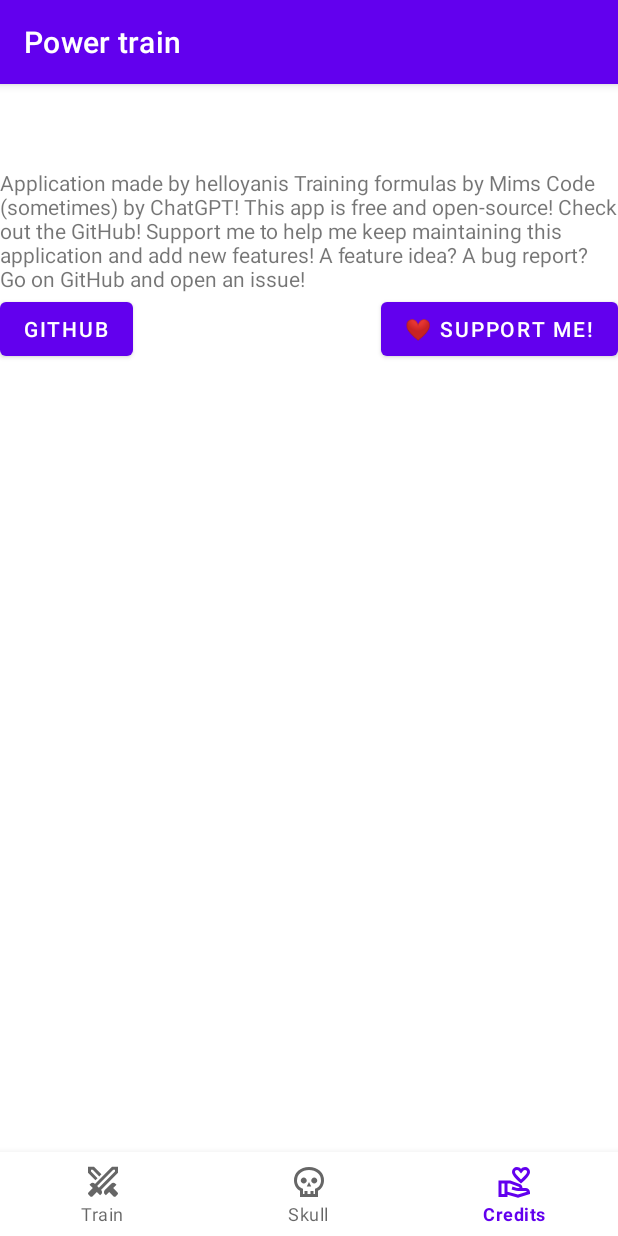
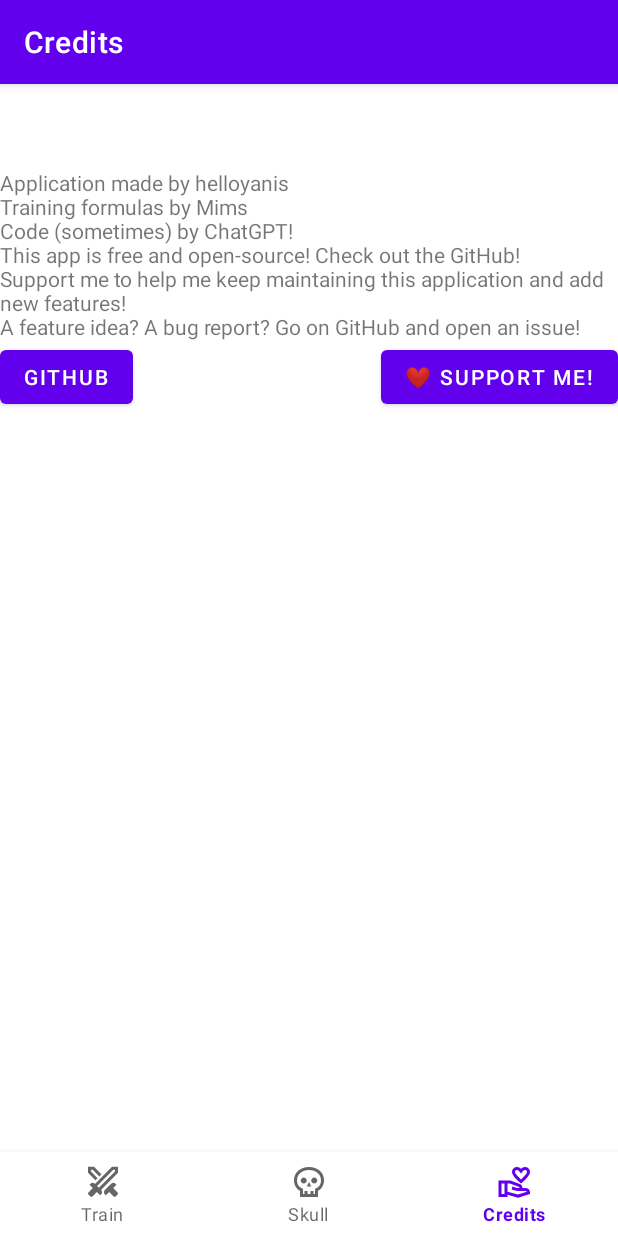
Before and after one commit to helloyanis/rucoy-calculator, an Android app: the CreditsFragment screen opened through its navigation route, on a phone screen of 412 x 824 dp. Run offline under Robolectric (Android 15) with nearby library versions, the phone set to English and light mode, and no system bars; our stand-ins replace navigation-ui.

Commit message:
V2.1 Some minor updates

```diff
--- a/src/app/src/main/java/com/helloyanis/rucoycalculator/GitHubReleaseChecker.kt
+++ b/src/app/src/main/java/com/helloyanis/rucoycalculator/GitHubReleaseChecker.kt
@@ -49,7 +49,7 @@ class GitHubReleaseChecker(private val context: Context, private val repositoryU
 
                     if (isUpdateAvailable(latestVersion)) {
                         showToast("Update available: $latestVersion")
-                        showToast("Go to GitHub to update!")
+                        showToast("Go on GitHub to update!")
                     } else {
                         //showToast("You are using the latest version.")
                     }
@@ -62,7 +62,7 @@ class GitHubReleaseChecker(private val context: Context, private val repositoryU
 
     private fun isUpdateAvailable(latestVersion: String): Boolean {
         // Replace this with the current installed version of your app.
-        val currentVersion = "2.0"
+        val currentVersion = "2.1"
 
         // Split the version strings into individual parts.
         val currentVersionParts = currentVersion.split(".")
--- a/src/app/src/main/java/com/helloyanis/rucoycalculator/MainActivity.kt
+++ b/src/app/src/main/java/com/helloyanis/rucoycalculator/MainActivity.kt
@@ -26,7 +26,7 @@ class MainActivity : AppCompatActivity() {
         // menu should be considered as top level destinations.
         val appBarConfiguration = AppBarConfiguration(
             setOf(
-                R.id.navigation_home, R.id.navigation_dashboard, R.id.navigation_notifications
+                R.id.navigation_train, R.id.navigation_skull, R.id.navigation_credits
             )
         )
         setupActionBarWithNavController(navController, appBarConfiguration)
--- a/src/app/src/main/res/layout/credits.xml
+++ b/src/app/src/main/res/layout/credits.xml
@@ -1,4 +1,10 @@
 <?xml version="1.0" encoding="utf-8"?>
+<ScrollView xmlns:android="http://schemas.android.com/apk/res/android"
+    xmlns:app="http://schemas.android.com/apk/res-auto"
+    xmlns:tools="http://schemas.android.com/tools"
+    android:layout_width="match_parent"
+    android:layout_height="match_parent"
+    tools:context=".MainActivity">
 <androidx.constraintlayout.widget.ConstraintLayout xmlns:android="http://schemas.android.com/apk/res/android"
     xmlns:app="http://schemas.android.com/apk/res-auto"
     xmlns:tools="http://schemas.android.com/tools"
@@ -30,3 +36,4 @@
         app:layout_constraintEnd_toEndOf="parent"
         app:layout_constraintTop_toBottomOf="@+id/credits_content" />
 </androidx.constraintlayout.widget.ConstraintLayout>
+</ScrollView>
--- a/src/app/src/main/res/menu/bottom_nav_menu.xml
+++ b/src/app/src/main/res/menu/bottom_nav_menu.xml
@@ -2,18 +2,18 @@
 <menu xmlns:android="http://schemas.android.com/apk/res/android">
 
     <item
-        android:id="@+id/navigation_home"
+        android:id="@+id/navigation_train"
         android:icon="@drawable/train"
         android:title="@string/title_train" />
 
     <item
-        android:id="@+id/navigation_notifications"
+        android:id="@+id/navigation_skull"
         android:icon="@drawable/skull"
         android:title="@string/title_skull" />
 
 
     <item
-        android:id="@+id/navigation_dashboard"
+        android:id="@+id/navigation_credits"
         android:icon="@drawable/credits"
         android:title="@string/title_credits" />
 
--- a/src/app/src/main/res/navigation/mobile_navigation.xml
+++ b/src/app/src/main/res/navigation/mobile_navigation.xml
@@ -3,23 +3,23 @@
     xmlns:app="http://schemas.android.com/apk/res-auto"
     xmlns:tools="http://schemas.android.com/tools"
     android:id="@+id/mobile_navigation"
-    app:startDestination="@+id/navigation_home">
+    app:startDestination="@+id/navigation_train">
 
     <fragment
-        android:id="@+id/navigation_home"
+        android:id="@+id/navigation_train"
         android:name="com.helloyanis.rucoycalculator.ui.train.TrainFragment"
         android:label="@string/title_train"
         tools:layout="@layout/train" />
 
     <fragment
-        android:id="@+id/navigation_dashboard"
-        android:name="com.helloyanis.rucoycalculator.ui.credits.CreditsFragment"
-        android:label="@string/title_ptrain"
-        tools:layout="@layout/credits" />
-
-    <fragment
-        android:id="@+id/navigation_notifications"
+        android:id="@+id/navigation_skull"
         android:name="com.helloyanis.rucoycalculator.ui.skull.SkullFragment"
         android:label="@string/title_skull"
         tools:layout="@layout/skull" />
+
+    <fragment
+        android:id="@+id/navigation_credits"
+        android:name="com.helloyanis.rucoycalculator.ui.credits.CreditsFragment"
+        android:label="@string/title_credits"
+        tools:layout="@layout/credits" />
 </navigation>
--- a/src/app/src/main/res/values/strings.xml
+++ b/src/app/src/main/res/values/strings.xml
@@ -18,12 +18,7 @@
         <item>Power training</item>
         <item>Offline training</item>
     </string-array>
-    <string name="credits_content">Application made by helloyanis
-    Training formulas by Mims
-    Code (sometimes) by ChatGPT!
-    This app is free and open-source! Check out the GitHub!
-    Support me to help me keep maintaining this application and add new features!
-    A feature idea? A bug report? Go on GitHub and open an issue!</string>
+    <string name="credits_content">Application made by helloyanis\nTraining formulas by Mims\nCode (sometimes) by ChatGPT!\nThis app is free and open-source! Check out the GitHub!\nSupport me to help me keep maintaining this application and add new features!\nA feature idea? A bug report? Go on GitHub and open an issue!</string>
     <string name="github">GitHub</string>
     <string name="support_me">❤️ Support me!</string>
 
```
Also changed, not shown: src/app/src/main/java/com/helloyanis/rucoycalculator/ui/skull/SkullFragment.kt (+34 -11 lines), src/app/src/main/res/layout/skull.xml (+7 -0 lines), src/app/src/main/res/layout/train.xml (+40 -33 lines), 1 other file.
